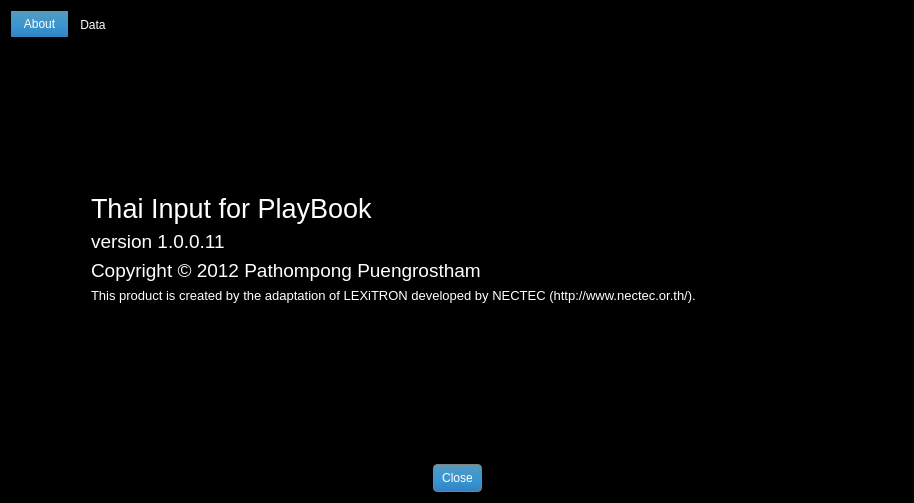
This is About.ui in iamjay/PimThai as Qt 5 draws it before an edit. The edited form follows.
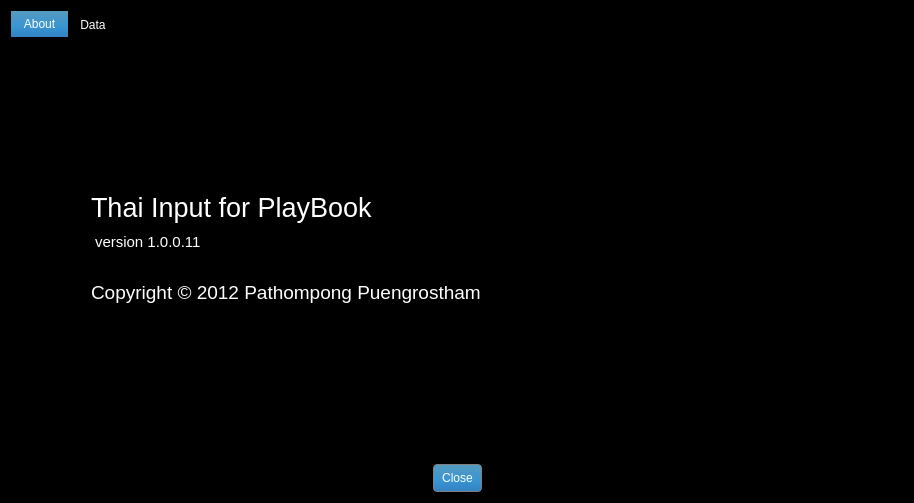
This is the edited form.

Commit message: New about box layout.

Patch:
```diff
--- a/About.ui
+++ b/About.ui
@@ -76,6 +76,9 @@
            <pointsize>20</pointsize>
           </font>
          </property>
+         <property name="styleSheet">
+          <string notr="true"/>
+         </property>
          <property name="text">
           <string>Thai Input for PlayBook</string>
          </property>
@@ -88,9 +91,12 @@
         <widget class="QLabel" name="label_2">
          <property name="font">
           <font>
-           <pointsize>14</pointsize>
+           <pointsize>11</pointsize>
           </font>
          </property>
+         <property name="styleSheet">
+          <string notr="true">padding-bottom: 20px;</string>
+         </property>
          <property name="text">
           <string>version 1.0.0.11</string>
          </property>
@@ -114,21 +120,6 @@
          </property>
         </widget>
        </item>
-       <item>
-        <widget class="QLabel" name="label_4">
-         <property name="font">
-          <font>
-           <pointsize>10</pointsize>
-          </font>
-         </property>
-         <property name="text">
-          <string>This product is created by the adaptation of LEXiTRON developed by NECTEC (http://www.nectec.or.th/).</string>
-         </property>
-         <property name="wordWrap">
-          <bool>true</bool>
-         </property>
-        </widget>
-       </item>
        <item>
         <spacer name="verticalSpacer_2">
          <property name="orientation">
```
Left out of the diff: 10 changed lines with no effect on the pictures.
